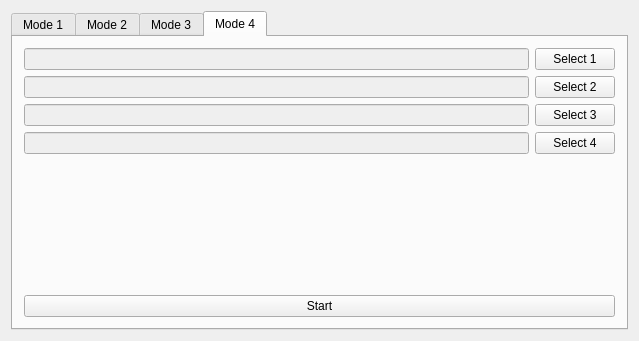
Old version of the form mainwindow.ui in the repository MusheghKh/TestingModule.
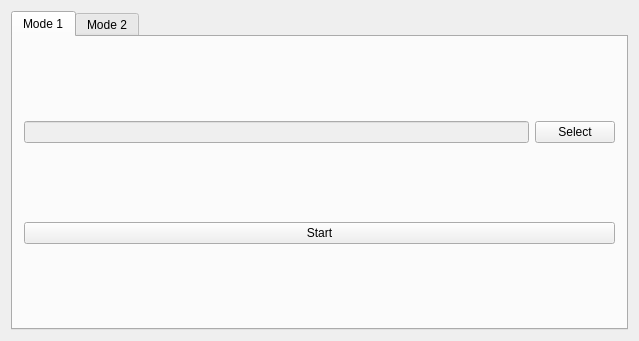
New version of the form. The open tabs and pages were chosen to show the change.

The edit to the form file:
```diff
--- a/mainwindow.ui
+++ b/mainwindow.ui
@@ -128,186 +128,6 @@
         </item>
        </layout>
       </widget>
-      <widget class="QWidget" name="tab_3">
-       <attribute name="title">
-        <string>Mode 3</string>
-       </attribute>
-       <layout class="QVBoxLayout" name="verticalLayout_3">
-        <item>
-         <layout class="QHBoxLayout" name="horizontalLayout_4">
-          <item>
-           <widget class="QLineEdit" name="edit_3_1">
-            <property name="enabled">
-             <bool>false</bool>
-            </property>
-           </widget>
-          </item>
-          <item>
-           <widget class="QPushButton" name="button_3_1">
-            <property name="text">
-             <string>Select 1</string>
-            </property>
-           </widget>
-          </item>
-         </layout>
-        </item>
-        <item>
-         <layout class="QHBoxLayout" name="horizontalLayout_5">
-          <item>
-           <widget class="QLineEdit" name="edit_3_2">
-            <property name="enabled">
-             <bool>false</bool>
-            </property>
-           </widget>
-          </item>
-          <item>
-           <widget class="QPushButton" name="button_3_2">
-            <property name="text">
-             <string>Select 3</string>
-            </property>
-           </widget>
-          </item>
-         </layout>
-        </item>
-        <item>
-         <layout class="QHBoxLayout" name="horizontalLayout_6">
-          <item>
-           <widget class="QLineEdit" name="edit_3_3">
-            <property name="enabled">
-             <bool>false</bool>
-            </property>
-           </widget>
-          </item>
-          <item>
-           <widget class="QPushButton" name="button_3_3">
-            <property name="text">
-             <string>Select 2</string>
-            </property>
-           </widget>
-          </item>
-         </layout>
-        </item>
-        <item>
-         <spacer name="verticalSpacer_3">
-          <property name="orientation">
-           <enum>Qt::Vertical</enum>
-          </property>
-          <property name="sizeHint" stdset="0">
-           <size>
-            <width>20</width>
-            <height>40</height>
-           </size>
-          </property>
-         </spacer>
-        </item>
-        <item>
-         <widget class="QPushButton" name="startButton_3">
-          <property name="text">
-           <string>Start</string>
-          </property>
-         </widget>
-        </item>
-       </layout>
-      </widget>
-      <widget class="QWidget" name="tab_4">
-       <attribute name="title">
-        <string>Mode 4</string>
-       </attribute>
-       <layout class="QVBoxLayout" name="verticalLayout_4">
-        <item>
-         <layout class="QHBoxLayout" name="horizontalLayout_7">
-          <item>
-           <widget class="QLineEdit" name="edit_4_1">
-            <property name="enabled">
-             <bool>false</bool>
-            </property>
-           </widget>
-          </item>
-          <item>
-           <widget class="QPushButton" name="button_4_1">
-            <property name="text">
-             <string>Select 1</string>
-            </property>
-           </widget>
-          </item>
-         </layout>
-        </item>
-        <item>
-         <layout class="QHBoxLayout" name="horizontalLayout_8">
-          <item>
-           <widget class="QLineEdit" name="edit_4_2">
-            <property name="enabled">
-             <bool>false</bool>
-            </property>
-           </widget>
-          </item>
-          <item>
-           <widget class="QPushButton" name="button_4_2">
-            <property name="text">
-             <string>Select 2</string>
-            </property>
-           </widget>
-          </item>
-         </layout>
-        </item>
-        <item>
-         <layout class="QHBoxLayout" name="horizontalLayout_9">
-          <item>
-           <widget class="QLineEdit" name="edit_4_3">
-            <property name="enabled">
-             <bool>false</bool>
-            </property>
-           </widget>
-          </item>
-          <item>
-           <widget class="QPushButton" name="button_4_3">
-            <property name="text">
-             <string>Select 3</string>
-            </property>
-           </widget>
-          </item>
-         </layout>
-        </item>
-        <item>
-         <layout class="QHBoxLayout" name="horizontalLayout_10">
-          <item>
-           <widget class="QLineEdit" name="edit_4_4">
-            <property name="enabled">
-             <bool>false</bool>
-            </property>
-           </widget>
-          </item>
-          <item>
-           <widget class="QPushButton" name="button_4_4">
-            <property name="text">
-             <string>Select 4</string>
-            </property>
-           </widget>
-          </item>
-         </layout>
-        </item>
-        <item>
-         <spacer name="verticalSpacer_4">
-          <property name="orientation">
-           <enum>Qt::Vertical</enum>
-          </property>
-          <property name="sizeHint" stdset="0">
-           <size>
-            <width>20</width>
-            <height>40</height>
-           </size>
-          </property>
-         </spacer>
-        </item>
-        <item>
-         <widget class="QPushButton" name="startButton_4">
-          <property name="text">
-           <string>Start</string>
-          </property>
-         </widget>
-        </item>
-       </layout>
-      </widget>
      </widget>
     </item>
    </layout>
```
